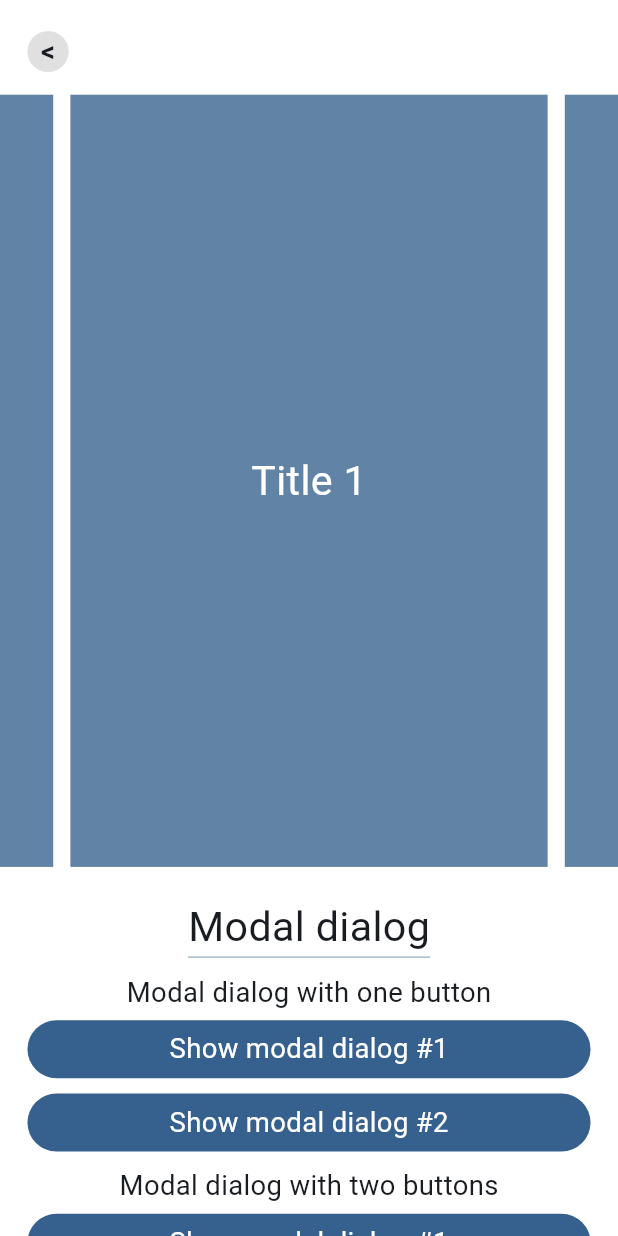
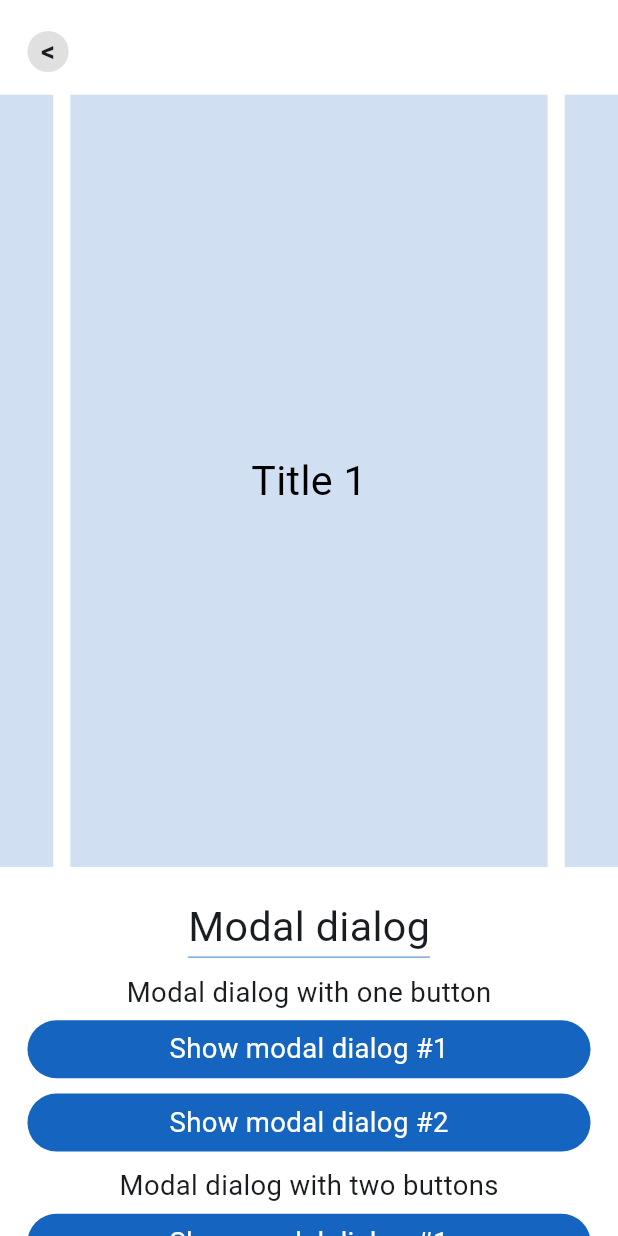
Before and after one commit to ittipol/Flutter, a Flutter app: the screen it shows after launch, after a tap on "Demo UI widget", on a phone screen of 412 x 824 dp. Run offline on Flutter 3.47's test engine with Material 3 defaults, Android fonts, the light colour scheme and no system bars; drawn by our look-alikes of carousel_slider; our stand-ins replace built_collection, dio, flutter_riverpod, flutter_screenutil, webview_flutter; missing offline and left inert: alh_pdf_view, webview_flutter_android; network calls fail.

Commit message:
Implement AppColor class

```diff
--- /dev/null
+++ b/lib/config/app/app_color.dart
@@ -0,0 +1,42 @@
+import 'dart:ui';
+
+// class AppColor {
+
+//   static const int _primaryColorValue = 0xff2196F3;
+//   static const Color primary = Color(_primaryColorValue);
+
+//   /// Percent which ranges from 0 to 100.
+//   static Color primaryAlpha(int percent) {
+
+//     if(percent < 0 || percent > 100) {
+//       return primary;
+//     }
+
+//     return primary.withAlpha((255 * (percent / 100)).toInt());
+//   }
+
+// }
+
+abstract final class AppColor {
+
+  static const int _primaryColorValue = 0xff1565C0;
+  static const CustomColor primary = CustomColor(_primaryColorValue);
+
+}
+
+class CustomColor extends Color {
+  const CustomColor(super.value);
+
+  // Color get color => this;
+
+  /// Percent which ranges from 0 to 100.
+  Color percentAlpha(int percent) {
+
+    if(percent < 0 || percent > 100) {
+      return this;
+    }
+
+    return super.withAlpha((255 * (percent / 100)).toInt());
+  }
+
+}
--- a/lib/presentation/views/common/web_view/components/web_view_progress_bar.dart
+++ b/lib/presentation/views/common/web_view/components/web_view_progress_bar.dart
@@ -1,4 +1,5 @@
 import 'package:flutter/material.dart';
+import 'package:flutter_demo/config/app/app_color.dart';
 import 'package:flutter_demo/presentation/views/common/web_view/web_view_provider.dart';
 import 'package:flutter_riverpod/flutter_riverpod.dart';
 
@@ -63,7 +64,7 @@ class _WebViewProgressBar  extends ConsumerState<WebViewProgressBar> with Ticker
     return LinearProgressIndicator(
       value: _animationController.value,
       backgroundColor: Colors.transparent,
-      color: Theme.of(context).colorScheme.primary.withAlpha(204)
+      color: AppColor.primary.percentAlpha(95)
     );
 
   }
--- a/lib/presentation/views/home/home_view.dart
+++ b/lib/presentation/views/home/home_view.dart
@@ -1,4 +1,5 @@
 import 'package:flutter/material.dart';
+import 'package:flutter_demo/config/app/app_color.dart';
 import 'package:flutter_demo/config/route/route_name.dart';
 import 'package:flutter_demo/presentation/views/common/blank_page_widget.dart';
 import 'package:flutter_riverpod/flutter_riverpod.dart';
@@ -36,7 +37,7 @@ class _HomeView  extends ConsumerState<HomeView> {
                 border: Border(
                   bottom: BorderSide(
                     width: 2.r,
-                    color: Theme.of(context).colorScheme.primary
+                    color: AppColor.primary
                   )
                 )
               ),
@@ -79,7 +80,7 @@ class _HomeView  extends ConsumerState<HomeView> {
       padding: EdgeInsets.symmetric(horizontal: 16.w, vertical: 8.h),
       width: MediaQuery.sizeOf(context).width,
       decoration: BoxDecoration(
-        color: Theme.of(context).colorScheme.primary.withAlpha(500),
+        color: AppColor.primary,
         borderRadius: BorderRadius.all(Radius.circular(32.r))
       ),
       child: Row(
--- a/lib/presentation/views/ui_demo/ui_demo/components/component_article_list/component_article_list_view.dart
+++ b/lib/presentation/views/ui_demo/ui_demo/components/component_article_list/component_article_list_view.dart
@@ -1,4 +1,5 @@
 import 'package:flutter/material.dart';
+import 'package:flutter_demo/config/app/app_color.dart';
 import 'package:flutter_demo/config/route/route_name.dart';
 import 'package:flutter_demo/domain/entities/component_detail_entity.dart';
 import 'package:flutter_demo/gen/assets.gen.dart';
@@ -43,7 +44,7 @@ class _ComponentDetailListView  extends ConsumerState<ComponentDetailListView> {
               Container(
                 decoration: BoxDecoration(
                   border: Border(
-                    bottom: BorderSide(width: 1.w, color: Theme.of(context).colorScheme.primary.withAlpha(100))
+                    bottom: BorderSide(width: 1.w, color: AppColor.primary.percentAlpha(50))
                   )
                 ),
                 alignment: Alignment.centerLeft,
--- a/lib/presentation/views/ui_demo/ui_demo/components/component_one/component_one_view.dart
+++ b/lib/presentation/views/ui_demo/ui_demo/components/component_one/component_one_view.dart
@@ -1,4 +1,5 @@
 import 'package:flutter/material.dart';
+import 'package:flutter_demo/config/app/app_color.dart';
 import 'package:flutter_demo/domain/entities/component_one_entity.dart';
 import 'package:flutter_demo/presentation/views/common/modal_dialog/modal_dialog_widget.dart';
 import 'package:flutter_demo/presentation/views/ui_demo/ui_demo/components/component_one/component_one_provider.dart';
@@ -54,12 +55,12 @@ class _ComponentOneView  extends ConsumerState<ComponentOneView> {
                         bottomLeft: Radius.circular(24.r)
                       ),
                       border: Border(
-                        top: BorderSide(width: 1, color: Theme.of(context).colorScheme.primary.withAlpha(200)),
-                        left: BorderSide(width: 1, color: Theme.of(context).colorScheme.primary.withAlpha(200)),
-                        right: BorderSide(width: 1, color: Theme.of(context).colorScheme.primary.withAlpha(200)),
-                        bottom: BorderSide(width: 1, color: Theme.of(context).colorScheme.primary.withAlpha(200)),
+                        top: BorderSide(width: 1, color: AppColor.primary.percentAlpha(80)),
+                        left: BorderSide(width: 1, color: AppColor.primary.percentAlpha(80)),
+                        right: BorderSide(width: 1, color: AppColor.primary.percentAlpha(80)),
+                        bottom: BorderSide(width: 1, color: AppColor.primary.percentAlpha(80)),
                       ),
-                      color: state.selectedButton == ComponentOneButton.verticalList ? Theme.of(context).colorScheme.primary.withAlpha(100) : Colors.white
+                      color: state.selectedButton == ComponentOneButton.verticalList ? AppColor.primary.percentAlpha(50) : Colors.white
                     ),
                     child: Text(
                       "vertical",
@@ -84,11 +85,11 @@ class _ComponentOneView  extends ConsumerState<ComponentOneView> {
                         topRight: Radius.circular(24.r),
                         bottomRight: Radius.circular(24.r)
                       ),
-                      color: state.selectedButton == ComponentOneButton.horizontalList ? Theme.of(context).colorScheme.primary.withAlpha(100) : Colors.white,
+                      color: state.selectedButton == ComponentOneButton.horizontalList ? AppColor.primary.percentAlpha(50) : Colors.white,
                       border: Border(
-                        top: BorderSide(width: 1, color: Theme.of(context).colorScheme.primary.withAlpha(200)),
-                        right: BorderSide(width: 1, color: Theme.of(context).colorScheme.primary.withAlpha(200)),
-                        bottom: BorderSide(width: 1, color: Theme.of(context).colorScheme.primary.withAlpha(200)),
+                        top: BorderSide(width: 1, color: AppColor.primary.percentAlpha(80)),
+                        right: BorderSide(width: 1, color: AppColor.primary.percentAlpha(80)),
+                        bottom: BorderSide(width: 1, color: AppColor.primary.percentAlpha(80)),
                       ),
                     ),
                     child: Text(
@@ -109,7 +110,7 @@ class _ComponentOneView  extends ConsumerState<ComponentOneView> {
               height: 300,
               padding: EdgeInsets.all(16.w),
               decoration: BoxDecoration(
-                border: Border.all(width: 2.w, color: Theme.of(context).colorScheme.primary.withAlpha(200)),
+                border: Border.all(width: 2.w, color: AppColor.primary.percentAlpha(80)),
                 borderRadius: BorderRadius.all(Radius.circular(16.r))
               ),
               child: ListView.separated(
@@ -124,7 +125,7 @@ class _ComponentOneView  extends ConsumerState<ComponentOneView> {
                     onTap: () {
                       ModalDialogWidget().showModalDialogWithOkButton(
                         context: context,
-                        title: "Select: ${item.title} in vertical list",
+                        title: "Select ${item.title} in vertical list",
                         onTap: () {
                           if(Navigator.canPop(context)) Navigator.pop(context);
                         },
@@ -135,7 +136,7 @@ class _ComponentOneView  extends ConsumerState<ComponentOneView> {
                       width: MediaQuery.sizeOf(context).width,
                       alignment: Alignment.center,
                       decoration: BoxDecoration(
-                        color: Theme.of(context).colorScheme.primary.withAlpha(100),
+                        color: AppColor.primary.percentAlpha(50),
                         borderRadius: BorderRadius.all(Radius.circular(16.r)),
                       ),
                       child: Text(item.title),
@@ -152,7 +153,7 @@ class _ComponentOneView  extends ConsumerState<ComponentOneView> {
               width: MediaQuery.of(context).size.width,
               padding: EdgeInsets.all(16.w),
               decoration: BoxDecoration(
-                border: Border.all(width: 2.w, color: Theme.of(context).colorScheme.primary.withAlpha(200)),
+                border: Border.all(width: 2.w, color: AppColor.primary.percentAlpha(80)),
                 borderRadius: BorderRadius.all(Radius.circular(16.r))
               ),
               child: SingleChildScrollView(
@@ -166,7 +167,7 @@ class _ComponentOneView  extends ConsumerState<ComponentOneView> {
                         onTap: () {
                           ModalDialogWidget().showModalDialogWithOkButton(
                             context: context,
-                            title: "Select: ${item.title} in horizontal list",
+                            title: "Select ${item.title} in horizontal list",
                             onTap: () {
                               if(Navigator.canPop(context)) Navigator.pop(context);
                             },
@@ -176,7 +177,7 @@ class _ComponentOneView  extends ConsumerState<ComponentOneView> {
                           alignment: Alignment.center,
                           decoration: BoxDecoration(
                             borderRadius: BorderRadius.all(Radius.circular(16.r)),
-                            color: Theme.of(context).colorScheme.primary.withAlpha(100),
+                            color: AppColor.primary.percentAlpha(50),
                           ),
                           width: 60.w,
                           padding: EdgeInsets.symmetric(vertical: 4.h, horizontal: 16.w),
--- a/lib/presentation/views/ui_demo/ui_demo/ui_demo_view.dart
+++ b/lib/presentation/views/ui_demo/ui_demo/ui_demo_view.dart
@@ -1,5 +1,6 @@
 import 'package:carousel_slider/carousel_slider.dart';
 import 'package:flutter/material.dart';
+import 'package:flutter_demo/config/app/app_color.dart';
 import 'package:flutter_demo/presentation/views/common/blank_page_widget.dart';
 import 'package:flutter_demo/presentation/views/common/modal_dialog/modal_dialog_widget.dart';
 import 'package:flutter_demo/presentation/views/ui_demo/ui_demo/components/component_article_list/component_article_list_view.dart';
@@ -40,7 +41,7 @@ class _UiDemoView  extends ConsumerState<UiDemoView> {
                       width: MediaQuery.sizeOf(context).width,
                       margin: EdgeInsets.symmetric(horizontal: 5.w),
                       decoration: BoxDecoration(
-                        color: Theme.of(context).colorScheme.primary.withAlpha(200)
+                        color: AppColor.primary.percentAlpha(20)
                       ),
                       child: Center(
                         child: Text(
@@ -48,7 +49,7 @@ class _UiDemoView  extends ConsumerState<UiDemoView> {
                           style: TextStyle(
                             fontSize: 24.sp,
                             overflow: TextOverflow.ellipsis,
-                            color: Colors.white
+                            color: Colors.black
                           )
                         ),
                       )
@@ -61,7 +62,7 @@ class _UiDemoView  extends ConsumerState<UiDemoView> {
             Container(
               decoration: BoxDecoration(
                 border: Border(
-                  bottom: BorderSide(width: 1.w, color: Theme.of(context).colorScheme.primary.withAlpha(100))
+                  bottom: BorderSide(width: 1.w, color: AppColor.primary.percentAlpha(50))
                 )
               ),
               child: Text(
@@ -231,7 +232,7 @@ class _UiDemoView  extends ConsumerState<UiDemoView> {
       height: 30.h,
       alignment: Alignment.center,
       decoration: BoxDecoration(
-        color: Theme.of(context).colorScheme.primary,
+        color: AppColor.primary,
         borderRadius: BorderRadius.all(Radius.circular(32.r))
       ),
       child: Text(
--- a/pubspec.yaml
+++ b/pubspec.yaml
@@ -47,6 +47,7 @@ dependencies:
   path_provider: ^2.1.3
   path: ^1.9.0
   carousel_slider: ^4.2.1
+  alh_pdf_view: ^2.0.0
 
 dev_dependencies:
   flutter_test:
```
Also changed, not shown: lib/presentation/views/common/pdf_viewer/pdf_viewer.dart (added, +43 -0 lines), lib/utils/utils.dart (+4 -3 lines).
